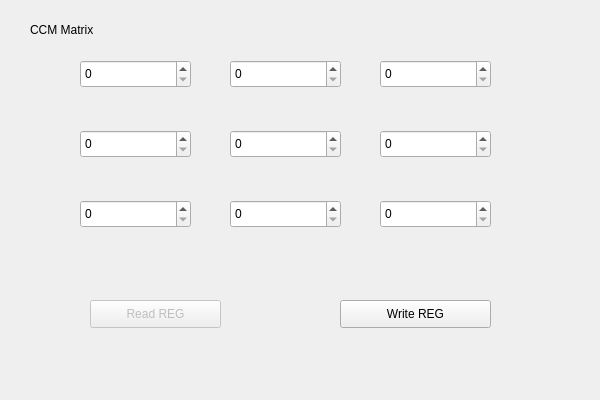
Above: Link_tab/ccm_tab.ui from HuJingwen1211/MCISP before the change. Below: the same form after it.
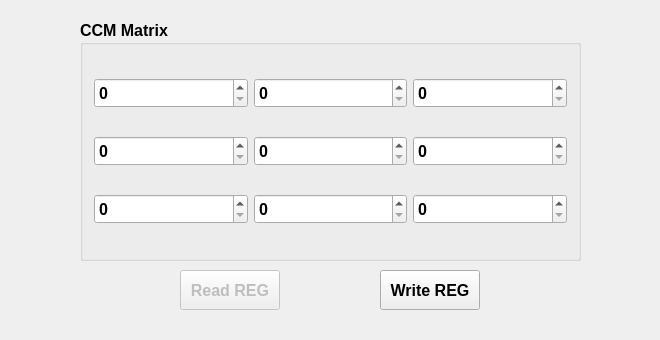
That is the form after the change.

```diff
--- a/Link_tab/ccm_tab.ui
+++ b/Link_tab/ccm_tab.ui
@@ -6,128 +6,43 @@
    <rect>
     <x>0</x>
     <y>0</y>
-    <width>600</width>
-    <height>400</height>
+    <width>660</width>
+    <height>340</height>
    </rect>
   </property>
+  <property name="minimumSize">
+   <size>
+    <width>660</width>
+    <height>340</height>
+   </size>
+  </property>
   <property name="windowTitle">
    <string>CCM_tab</string>
   </property>
-  <widget class="QSpinBox" name="ccm_a11">
-   <property name="geometry">
-    <rect>
-     <x>80</x>
-     <y>60</y>
-     <width>111</width>
-     <height>28</height>
-    </rect>
-   </property>
-  </widget>
-  <widget class="QSpinBox" name="ccm_a12">
-   <property name="geometry">
-    <rect>
-     <x>230</x>
-     <y>60</y>
-     <width>111</width>
-     <height>28</height>
-    </rect>
-   </property>
-  </widget>
-  <widget class="QSpinBox" name="ccm_a13">
-   <property name="geometry">
-    <rect>
-     <x>380</x>
-     <y>60</y>
-     <width>111</width>
-     <height>28</height>
-    </rect>
-   </property>
-  </widget>
-  <widget class="QSpinBox" name="ccm_a22">
-   <property name="geometry">
-    <rect>
-     <x>230</x>
-     <y>130</y>
-     <width>111</width>
-     <height>28</height>
-    </rect>
-   </property>
-  </widget>
-  <widget class="QSpinBox" name="ccm_a21">
-   <property name="geometry">
-    <rect>
-     <x>80</x>
-     <y>130</y>
-     <width>111</width>
-     <height>28</height>
-    </rect>
-   </property>
-  </widget>
-  <widget class="QSpinBox" name="ccm_a23">
-   <property name="geometry">
-    <rect>
-     <x>380</x>
-     <y>130</y>
-     <width>111</width>
-     <height>28</height>
-    </rect>
-   </property>
-  </widget>
-  <widget class="QSpinBox" name="ccm_a32">
-   <property name="geometry">
-    <rect>
-     <x>230</x>
-     <y>200</y>
-     <width>111</width>
-     <height>28</height>
-    </rect>
-   </property>
-  </widget>
-  <widget class="QSpinBox" name="ccm_a31">
-   <property name="geometry">
-    <rect>
-     <x>80</x>
-     <y>200</y>
-     <width>111</width>
-     <height>28</height>
-    </rect>
-   </property>
-  </widget>
-  <widget class="QSpinBox" name="ccm_a33">
-   <property name="geometry">
-    <rect>
-     <x>380</x>
-     <y>200</y>
-     <width>111</width>
-     <height>28</height>
-    </rect>
-   </property>
-  </widget>
-  <widget class="QLabel" name="label">
-   <property name="geometry">
-    <rect>
-     <x>30</x>
-     <y>20</y>
-     <width>121</width>
-     <height>19</height>
-    </rect>
-   </property>
-   <property name="text">
-    <string>CCM Matrix</string>
-   </property>
-  </widget>
   <widget class="QPushButton" name="ccm_read_btn">
    <property name="enabled">
     <bool>false</bool>
    </property>
    <property name="geometry">
     <rect>
-     <x>90</x>
-     <y>300</y>
-     <width>131</width>
-     <height>28</height>
+     <x>180</x>
+     <y>270</y>
+     <width>100</width>
+     <height>40</height>
     </rect>
    </property>
+   <property name="minimumSize">
+    <size>
+     <width>100</width>
+     <height>40</height>
+    </size>
+   </property>
+   <property name="font">
+    <font>
+     <pointsize>12</pointsize>
+     <bold>true</bold>
+    </font>
+   </property>
    <property name="text">
     <string>Read REG</string>
    </property>
@@ -135,16 +50,193 @@
   <widget class="QPushButton" name="ccm_write_btn">
    <property name="geometry">
     <rect>
-     <x>340</x>
-     <y>300</y>
-     <width>151</width>
-     <height>28</height>
+     <x>380</x>
+     <y>270</y>
+     <width>100</width>
+     <height>40</height>
     </rect>
    </property>
+   <property name="minimumSize">
+    <size>
+     <width>100</width>
+     <height>40</height>
+    </size>
+   </property>
+   <property name="font">
+    <font>
+     <pointsize>12</pointsize>
+     <bold>true</bold>
+    </font>
+   </property>
    <property name="text">
     <string>Write REG</string>
    </property>
   </widget>
+  <widget class="QGroupBox" name="groupBox">
+   <property name="geometry">
+    <rect>
+     <x>80</x>
+     <y>20</y>
+     <width>501</width>
+     <height>241</height>
+    </rect>
+   </property>
+   <property name="font">
+    <font>
+     <pointsize>12</pointsize>
+     <bold>true</bold>
+    </font>
+   </property>
+   <property name="title">
+    <string>CCM Matrix</string>
+   </property>
+   <layout class="QGridLayout" name="gridLayout">
+    <item row="0" column="0">
+     <widget class="QSpinBox" name="ccm_a11">
+      <property name="minimumSize">
+       <size>
+        <width>150</width>
+        <height>30</height>
+       </size>
+      </property>
+      <property name="font">
+       <font>
+        <pointsize>12</pointsize>
+        <bold>true</bold>
+       </font>
+      </property>
+     </widget>
+    </item>
+    <item row="0" column="1">
+     <widget class="QSpinBox" name="ccm_a12">
+      <property name="minimumSize">
+       <size>
+        <width>150</width>
+        <height>30</height>
+       </size>
+      </property>
+      <property name="font">
+       <font>
+        <pointsize>12</pointsize>
+        <bold>true</bold>
+       </font>
+      </property>
+     </widget>
+    </item>
+    <item row="0" column="2">
+     <widget class="QSpinBox" name="ccm_a13">
+      <property name="minimumSize">
+       <size>
+        <width>150</width>
+        <height>30</height>
+       </size>
+      </property>
+      <property name="font">
+       <font>
+        <pointsize>12</pointsize>
+        <bold>true</bold>
+       </font>
+      </property>
+     </widget>
+    </item>
+    <item row="1" column="0">
+     <widget class="QSpinBox" name="ccm_a21">
+      <property name="minimumSize">
+       <size>
+        <width>150</width>
+        <height>30</height>
+       </size>
+      </property>
+      <property name="font">
+       <font>
+        <pointsize>12</pointsize>
+        <bold>true</bold>
+       </font>
+      </property>
+     </widget>
+    </item>
+    <item row="1" column="1">
+     <widget class="QSpinBox" name="ccm_a22">
+      <property name="minimumSize">
+       <size>
+        <width>150</width>
+        <height>30</height>
+       </size>
+      </property>
+      <property name="font">
+       <font>
+        <pointsize>12</pointsize>
+        <bold>true</bold>
+       </font>
+      </property>
+     </widget>
+    </item>
+    <item row="1" column="2">
+     <widget class="QSpinBox" name="ccm_a23">
+      <property name="minimumSize">
+       <size>
+        <width>150</width>
+        <height>30</height>
+       </size>
+      </property>
+      <property name="font">
+       <font>
+        <pointsize>12</pointsize>
+        <bold>true</bold>
+       </font>
+      </property>
+     </widget>
+    </item>
+    <item row="2" column="0">
+     <widget class="QSpinBox" name="ccm_a31">
+      <property name="minimumSize">
+       <size>
+        <width>150</width>
+        <height>30</height>
+       </size>
+      </property>
+      <property name="font">
+       <font>
+        <pointsize>12</pointsize>
+        <bold>true</bold>
+       </font>
+      </property>
+     </widget>
+    </item>
+    <item row="2" column="1">
+     <widget class="QSpinBox" name="ccm_a32">
+      <property name="minimumSize">
+       <size>
+        <width>150</width>
+        <height>30</height>
+       </size>
+      </property>
+      <property name="font">
+       <font>
+        <pointsize>12</pointsize>
+        <bold>true</bold>
+       </font>
+      </property>
+     </widget>
+    </item>
+    <item row="2" column="2">
+     <widget class="QSpinBox" name="ccm_a33">
+      <property name="minimumSize">
+       <size>
+        <width>150</width>
+        <height>30</height>
+       </size>
+      </property>
+      <property name="font">
+       <font>
+        <pointsize>12</pointsize>
+        <bold>true</bold>
+       </font>
+      </property>
+     </widget>
+    </item>
+   </layout>
+  </widget>
  </widget>
  <layoutdefault spacing="6" margin="11"/>
  <resources/>
```
